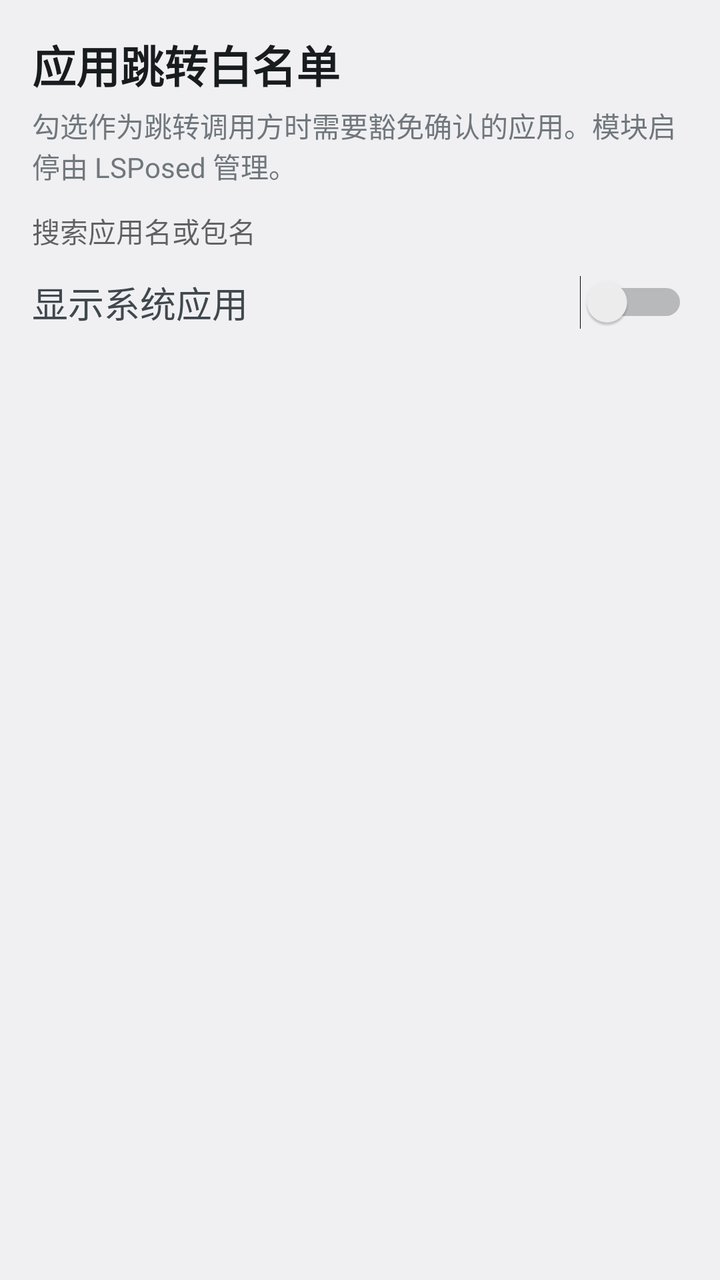
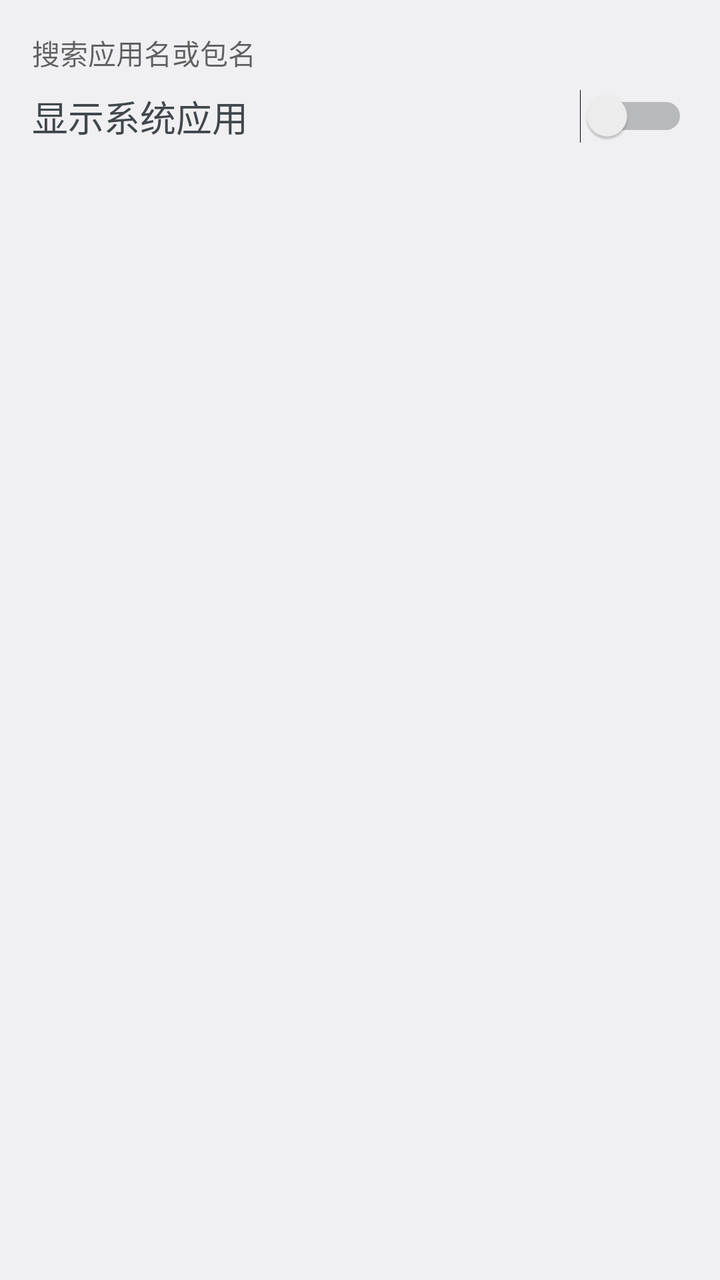

Compare the two renders of this Android layout. The source of the first and the diff that turns it into the second are given below.
<!-- AndroidManifest.xml: application theme Theme.OplusJumpAllowlist -->
<!-- res/layout/activity_settings.xml -->
<?xml version="1.0" encoding="utf-8"?>
<LinearLayout xmlns:android="http://schemas.android.com/apk/res/android"
    android:layout_width="match_parent"
    android:layout_height="match_parent"
    android:fitsSystemWindows="true"
    android:orientation="vertical"
    android:padding="16dp">

    <TextView
        android:layout_width="match_parent"
        android:layout_height="wrap_content"
        android:paddingBottom="4dp"
        android:text="@string/settings_title"
        android:textAppearance="?android:attr/textAppearanceLarge"
        android:textStyle="bold" />

    <TextView
        android:layout_width="match_parent"
        android:layout_height="wrap_content"
        android:paddingBottom="12dp"
        android:text="@string/settings_intro"
        android:textAppearance="?android:attr/textAppearanceSmall" />

    <EditText
        android:id="@+id/search_input"
        android:layout_marginBottom="4dp"
        android:layout_width="match_parent"
        android:layout_height="wrap_content"
        android:hint="@string/search_apps_hint"
        android:imeOptions="actionSearch"
        android:inputType="text"
        android:maxLines="1" />

    <LinearLayout
        android:layout_width="match_parent"
        android:layout_height="wrap_content"
        android:gravity="center_vertical"
        android:orientation="horizontal"
        android:paddingTop="8dp"
        android:paddingBottom="8dp">

        <TextView
            android:layout_width="0dp"
            android:layout_height="wrap_content"
            android:layout_weight="1"
            android:text="@string/show_system_apps"
            android:textAppearance="?android:attr/textAppearanceMedium" />

        <Switch
            android:id="@+id/show_system_apps"
            android:layout_width="wrap_content"
            android:layout_height="wrap_content" />
    </LinearLayout>

    <TextView
        android:id="@+id/selected_count"
        android:layout_width="match_parent"
        android:layout_height="wrap_content"
        android:paddingBottom="8dp"
        android:textAppearance="?android:attr/textAppearanceSmall" />

    <FrameLayout
        android:layout_width="match_parent"
        android:layout_height="0dp"
        android:layout_weight="1">

        <ListView
            android:id="@+id/app_list"
            android:layout_width="match_parent"
            android:layout_height="match_parent"
            android:divider="?android:attr/listDivider"
            android:dividerHeight="1dp" />

        <TextView
            android:id="@+id/empty_view"
            android:layout_width="match_parent"
            android:layout_height="wrap_content"
            android:layout_gravity="center"
            android:gravity="center"
            android:text="@string/app_list_loading_empty"
            android:textAppearance="?android:attr/textAppearanceMedium"
            android:visibility="gone" />

        <ProgressBar
            android:id="@+id/loading"
            android:layout_width="wrap_content"
            android:layout_height="wrap_content"
            android:layout_gravity="center" />
    </FrameLayout>
</LinearLayout>
<!-- resources referenced by this layout -->
<resources>
  <string name="app_list_loading_empty">正在加载应用列表…</string>
  <string name="search_apps_hint">搜索应用名或包名</string>
  <string name="settings_intro">勾选作为跳转调用方时需要豁免确认的应用。模块启停由 LSPosed 管理。</string>
  <string name="settings_title">应用跳转白名单</string>
  <string name="show_system_apps">显示系统应用</string>
  <style name="Theme.OplusJumpAllowlist" parent="@android:style/Theme.DeviceDefault.Light.NoActionBar" />
</resources>

<!-- the commit's change to res/layout/activity_settings.xml (unified diff, before → after) -->
@@ -6,24 +6,8 @@
     android:orientation="vertical"
     android:padding="16dp">
 
-    <TextView
-        android:layout_width="match_parent"
-        android:layout_height="wrap_content"
-        android:paddingBottom="4dp"
-        android:text="@string/settings_title"
-        android:textAppearance="?android:attr/textAppearanceLarge"
-        android:textStyle="bold" />
-
-    <TextView
-        android:layout_width="match_parent"
-        android:layout_height="wrap_content"
-        android:paddingBottom="12dp"
-        android:text="@string/settings_intro"
-        android:textAppearance="?android:attr/textAppearanceSmall" />
-
     <EditText
         android:id="@+id/search_input"
-        android:layout_marginBottom="4dp"
         android:layout_width="match_parent"
         android:layout_height="wrap_content"
         android:hint="@string/search_apps_hint"
@@ -51,13 +35,6 @@
             android:layout_width="wrap_content"
             android:layout_height="wrap_content" />
     </LinearLayout>
-
-    <TextView
-        android:id="@+id/selected_count"
-        android:layout_width="match_parent"
-        android:layout_height="wrap_content"
-        android:paddingBottom="8dp"
-        android:textAppearance="?android:attr/textAppearanceSmall" />
 
     <FrameLayout
         android:layout_width="match_parent"
<!-- resource entries referenced after the edit -->
@@ -2,8 +2,6 @@
 <resources>
   <string name="app_list_loading_empty">正在加载应用列表…</string>
   <string name="search_apps_hint">搜索应用名或包名</string>
-  <string name="settings_intro">勾选作为跳转调用方时需要豁免确认的应用。模块启停由 LSPosed 管理。</string>
-  <string name="settings_title">应用跳转白名单</string>
   <string name="show_system_apps">显示系统应用</string>
   <style name="Theme.OplusJumpAllowlist" parent="@android:style/Theme.DeviceDefault.Light.NoActionBar" />
 </resources>
